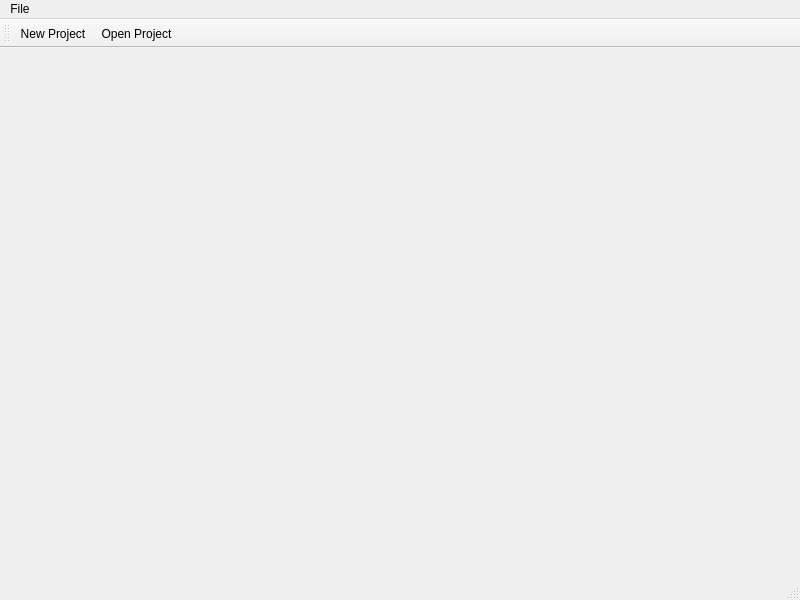
This is ProjmanGUI/mainwindow.ui in Paul-Passeron/ProjetLAOA as Qt 5 draws it before an edit. The edited form follows.
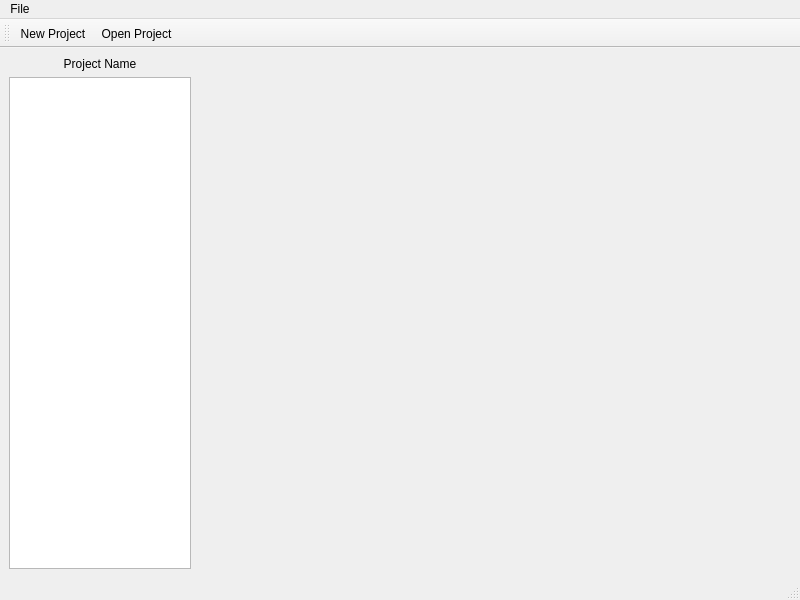
This is the edited form. Icons and pictures are not drawn.

Commit message: Added New Project Dialogue

```diff
--- a/ProjmanGUI/mainwindow.ui
+++ b/ProjmanGUI/mainwindow.ui
@@ -13,7 +13,43 @@
   <property name="windowTitle">
    <string>MainWindow</string>
   </property>
-  <widget class="QWidget" name="centralwidget"/>
+  <property name="autoFillBackground">
+   <bool>false</bool>
+  </property>
+  <widget class="QWidget" name="centralwidget">
+   <property name="autoFillBackground">
+    <bool>false</bool>
+   </property>
+   <layout class="QHBoxLayout" name="horizontalLayout">
+    <item>
+     <layout class="QVBoxLayout" name="verticalLayout">
+      <property name="sizeConstraint">
+       <enum>QLayout::SizeConstraint::SetDefaultConstraint</enum>
+      </property>
+      <item>
+       <widget class="QLabel" name="label">
+        <property name="text">
+         <string>Project Name</string>
+        </property>
+        <property name="alignment">
+         <set>Qt::AlignmentFlag::AlignCenter</set>
+        </property>
+       </widget>
+      </item>
+      <item>
+       <widget class="QTreeView" name="treeView"/>
+      </item>
+     </layout>
+    </item>
+    <item>
+     <layout class="QFormLayout" name="formLayout">
+      <property name="leftMargin">
+       <number>600</number>
+      </property>
+     </layout>
+    </item>
+   </layout>
+  </widget>
   <widget class="QMenuBar" name="menubar">
    <property name="geometry">
     <rect>
```
The commit also changes 8 other files.
